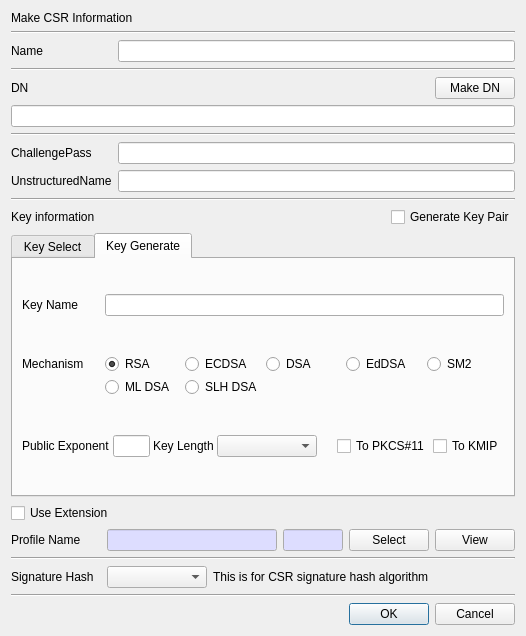
Before: the Qt Designer form CertMan/make_req_dlg.ui in jykim74/CertMan, drawn with Qt 5.
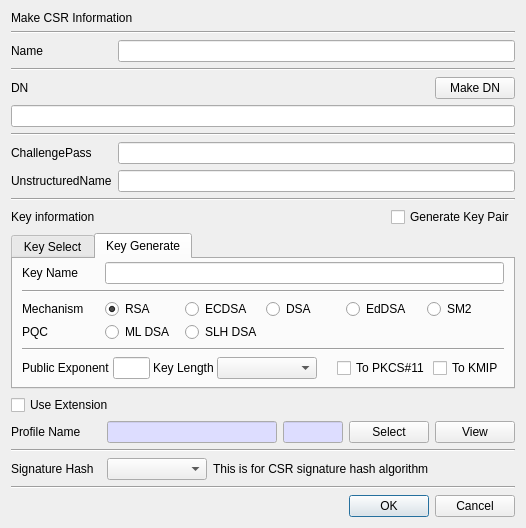
After: the same form once the commit is applied. The open tabs and pages were chosen to show the change.

Diff of the .ui file:
```diff
--- a/CertMan/make_req_dlg.ui
+++ b/CertMan/make_req_dlg.ui
@@ -7,7 +7,7 @@
     <x>0</x>
     <y>0</y>
     <width>526</width>
-    <height>636</height>
+    <height>528</height>
    </rect>
   </property>
   <property name="windowTitle">
@@ -478,6 +478,13 @@
          </item>
         </layout>
        </item>
+       <item>
+        <widget class="Line" name="line_8">
+         <property name="orientation">
+          <enum>Qt::Horizontal</enum>
+         </property>
+        </widget>
+       </item>
        <item>
         <layout class="QGridLayout" name="gridLayout_10">
          <property name="topMargin">
@@ -554,8 +561,22 @@
            </property>
           </widget>
          </item>
+         <item row="1" column="0">
+          <widget class="QLabel" name="label_5">
+           <property name="text">
+            <string>PQC</string>
+           </property>
+          </widget>
+         </item>
         </layout>
        </item>
+       <item>
+        <widget class="Line" name="line_7">
+         <property name="orientation">
+          <enum>Qt::Horizontal</enum>
+         </property>
+        </widget>
+       </item>
        <item>
         <layout class="QGridLayout" name="gridLayout_7">
          <item row="0" column="1">
```
Left out of the diff: 2 changed lines with no effect on the pictures.
